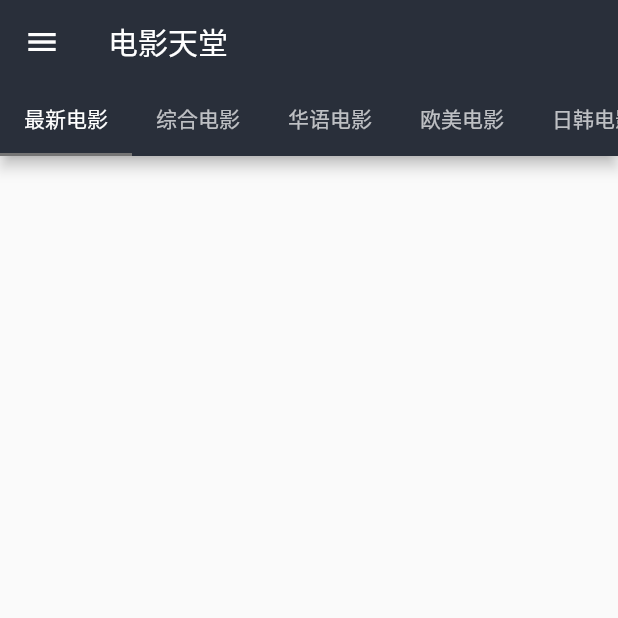
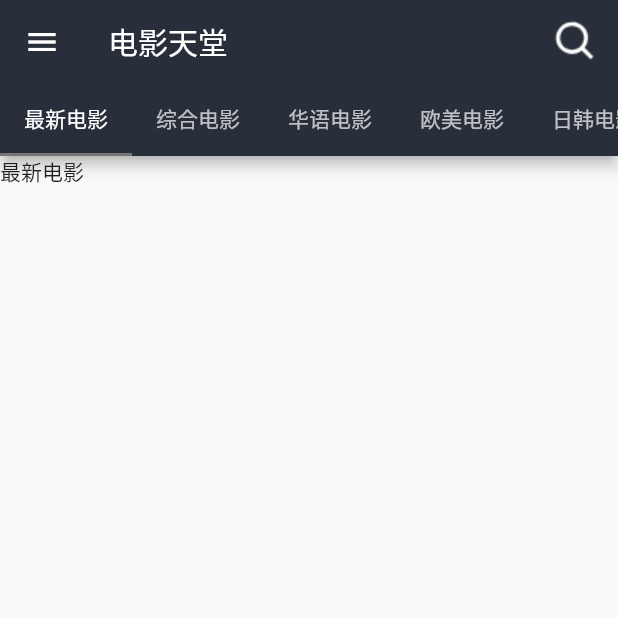
Before and after one commit to biezhihua/DYTT-Flutter, a Flutter app: the screen it shows after launch, on a phone screen of 412 x 824 dp, the top half of it. Run offline on Flutter 3.47's test engine with Material 2 defaults, Android fonts, the phone set to English and light mode, and no system bars.

Commit message:
Search Button

```diff
--- a/lib/main.dart
+++ b/lib/main.dart
@@ -33,6 +33,7 @@ class _HomePageState extends State<HomePage> {
       child: Scaffold(
         drawer: DrawerLayout(),
         appBar: AppBar(
+          actions: <Widget>[Image.asset("images/search.png")],
           bottom: TabBar(
             isScrollable: true,
             tabs: [
@@ -52,16 +53,16 @@ class _HomePageState extends State<HomePage> {
         ),
         body: TabBarView(
           children: [
-            Container(),
-            Container(),
-            Container(),
-            Container(),
-            Container(),
-            Container(),
-            Container(),
-            Container(),
-            Container(),
-            Container()
+            Container(child: Text(Strings.tab1)),
+            Container(child: Text(Strings.tab2)),
+            Container(child: Text(Strings.tab3)),
+            Container(child: Text(Strings.tab4)),
+            Container(child: Text(Strings.tab5)),
+            Container(child: Text(Strings.tab6)),
+            Container(child: Text(Strings.tab7)),
+            Container(child: Text(Strings.tab8)),
+            Container(child: Text(Strings.tab9)),
+            Container(child: Text(Strings.tab10))
           ],
         ),
       ),
--- a/pubspec.yaml
+++ b/pubspec.yaml
@@ -40,6 +40,7 @@ flutter:
   assets:
    - images/film.png
    - images/icon.png
+   - images/search.png
 
   # An image asset can refer to one or more resolution-specific "variants", see
   # https://flutter.io/assets-and-images/#resolution-aware.
```
Also changed, not shown: images/search.png (added).
